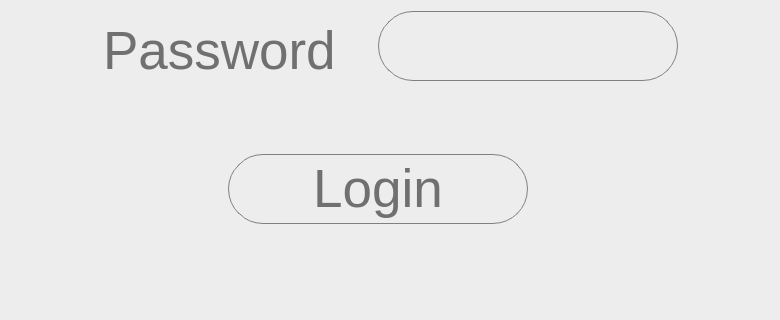
Old version of the form main/design/Register.ui in the repository EeveeSnow/Password-Project; both pictures show x 230 to 1010 and y 400 to 720 of the 1280 by 720 pixel window.
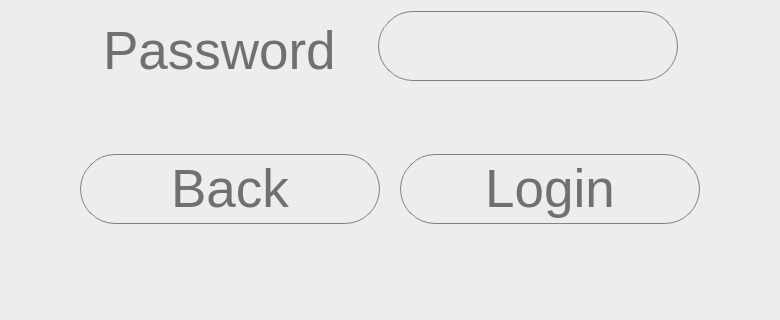
New version of the form.

The edit to the form file:
```diff
--- a/main/design/Register.ui
+++ b/main/design/Register.ui
@@ -37,7 +37,7 @@
   <widget class="QPushButton" name="loginButton">
    <property name="geometry">
     <rect>
-     <x>458</x>
+     <x>630</x>
      <y>554</y>
      <width>300</width>
      <height>70</height>
@@ -192,6 +192,35 @@
 color: #707070</string>
    </property>
   </widget>
+  <widget class="QPushButton" name="cancelButton">
+   <property name="geometry">
+    <rect>
+     <x>310</x>
+     <y>554</y>
+     <width>300</width>
+     <height>70</height>
+    </rect>
+   </property>
+   <property name="font">
+    <font>
+     <family>Segoe UI</family>
+     <pointsize>40</pointsize>
+     <stylestrategy>PreferAntialias</stylestrategy>
+    </font>
+   </property>
+   <property name="autoFillBackground">
+    <bool>false</bool>
+   </property>
+   <property name="styleSheet">
+    <string notr="true">background-color: #ededed; border: 1px solid grey;
+     border-radius: 35px;
+font: 40pt &quot;Segoe UI&quot;;
+color: #707070</string>
+   </property>
+   <property name="text">
+    <string>Back</string>
+   </property>
+  </widget>
  </widget>
  <resources/>
  <connections/>
```
